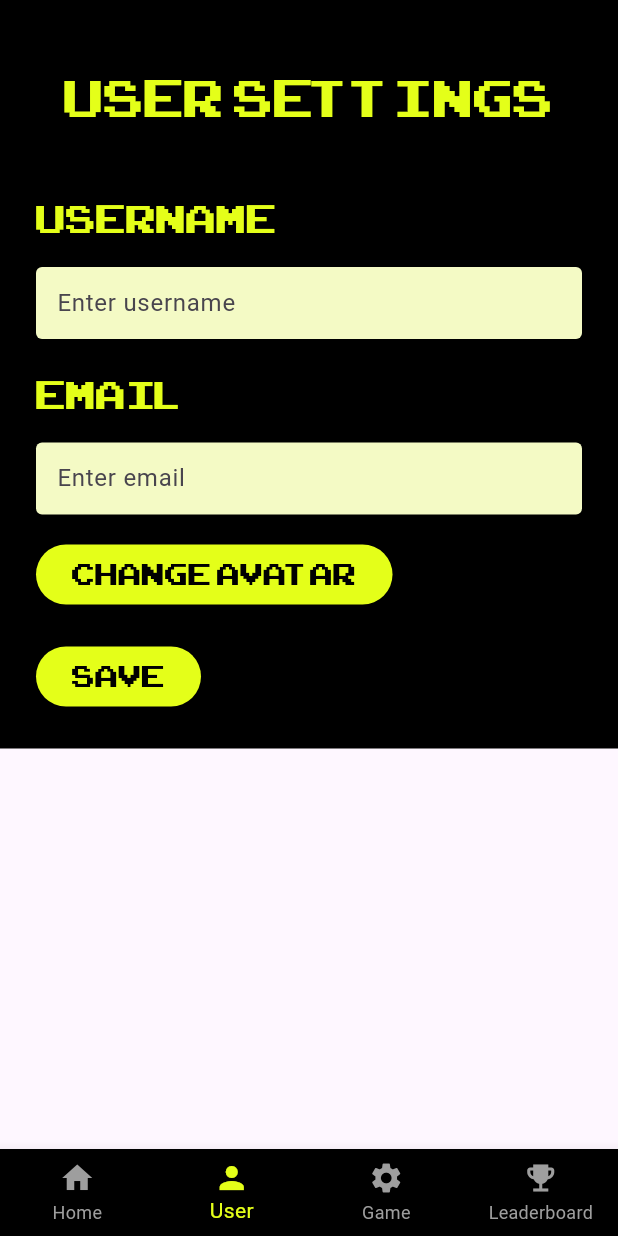
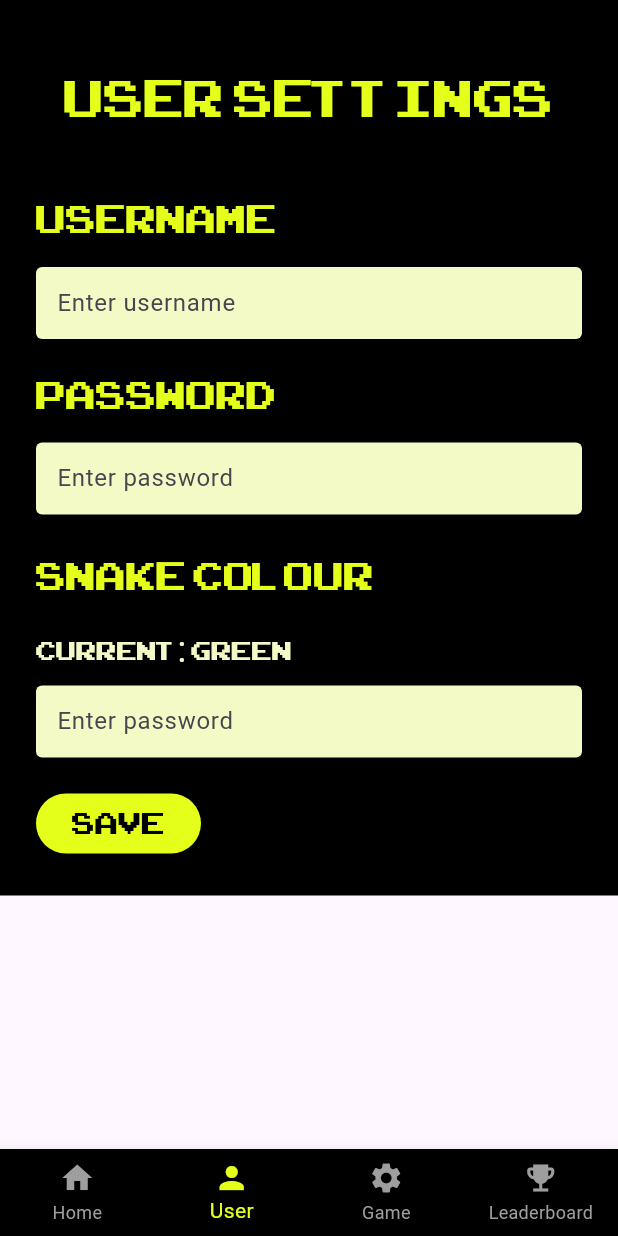
Before and after one commit to maxwelldinsmore/flutter_snake_game, a Flutter app: the MainScreen screen opened directly, item 2 of the bottom bar chosen, after a tap on "Save", on a phone screen of 412 x 824 dp. Run offline on Flutter 3.47's test engine with Material 3 defaults, Android fonts, the phone set to English and light mode, and no system bars; our stand-ins replace cloud_firestore, firebase_core; accounts and stored records are empty.

Commit message:
updated user settings

```diff
--- a/lib/screens/home_screen.dart
+++ b/lib/screens/home_screen.dart
@@ -3,9 +3,7 @@ import '../snake_game.dart';
 
 class HomeScreen extends StatelessWidget {
   final Function(int)? onTabChange;
-
   const HomeScreen({super.key, this.onTabChange});
-
   @override
   Widget build(BuildContext context) {
     return Container(
@@ -14,7 +12,7 @@ class HomeScreen extends StatelessWidget {
       child: Column(
         mainAxisAlignment: MainAxisAlignment.center,
         children: [
-          const Text(
+          Text(
             'Snake Game',
             style: TextStyle(
               color: Colors.white,
--- a/lib/screens/user_settings_screen.dart
+++ b/lib/screens/user_settings_screen.dart
@@ -1,4 +1,6 @@
 import 'package:flutter/material.dart';
+import '../tempdata.dart' as temp_data;
+import '../database.dart';
 
 class UserSettingsScreen extends StatefulWidget {
   const UserSettingsScreen({super.key});
@@ -9,17 +11,86 @@ class UserSettingsScreen extends StatefulWidget {
 
 class _UserSettingsScreenState extends State<UserSettingsScreen> {
   final _usernameCtrl = TextEditingController();
-  final _emailCtrl = TextEditingController();
+  final _passwordCtrl = TextEditingController();
+  final _colourCtrl = TextEditingController();
+  final _db = DatabaseService();
+
+  String _currentColour = 'green'; // Default colour
+  bool _isLoading = true;
+  Map<String, dynamic>? _userData;
+
+  @override
+  void initState() {
+    super.initState();
+    _loadUserData();
+  }
+
+  Future<void> _loadUserData() async {
+    if (temp_data.userId.isEmpty) {
+      setState(() => _isLoading = false);
+      return;
+    }
+
+    try {
+      final data = await _db.getUserdataById(temp_data.userId);
+      if (data != null && mounted) {
+        setState(() {
+          _userData = data;
+          _usernameCtrl.text = data['username'] ?? temp_data.currentUsername;
+          _passwordCtrl.text = data['password'] ?? '';
+          _colourCtrl.text = data['colour'] ?? 'green'; // Default to green if no colour set
+          _isLoading = false;
+        });
+      }
+    } catch (e) {
+      if (mounted) {
+        setState(() => _isLoading = false);
+      }
+    }
+  }
+
+  Future<void> _saveSettings() async {
+    if (temp_data.userId.isEmpty) return;
+
+    try {
+      await _db.updateUserdata(temp_data.userId, {
+        'username': _usernameCtrl.text,
+        'password': _passwordCtrl.text,
+        'colour': _currentColour,
+      });
+
+      if (mounted) {
+        ScaffoldMessenger.of(context).showSnackBar(
+          const SnackBar(content: Text('Settings saved successfully')),
+        );
+      }
+    } catch (e) {
+      if (mounted) {
+        ScaffoldMessenger.of(context).showSnackBar(
+          SnackBar(content: Text('Error saving settings: $e')),
+        );
+      }
+    }
+  }
 
   @override
   void dispose() {
     _usernameCtrl.dispose();
-    _emailCtrl.dispose();
+    _passwordCtrl.dispose();
     super.dispose();
   }
 
   @override
   Widget build(BuildContext context) {
+    if (_isLoading) {
+      return Container(
+        color: Colors.black,
+        child: const Center(
+          child: CircularProgressIndicator(color: Color(0xFFE4FF19)),
+        ),
+      );
+    }
+
     return Container(
       color: Colors.black,
       padding: const EdgeInsets.all(24.0),
@@ -61,7 +132,7 @@ class _UserSettingsScreenState extends State<UserSettingsScreen> {
             ),
             const SizedBox(height: 12),
             const Text(
-              'Email',
+              'password',
               style: TextStyle(
                 color: Color(0xFFE4FF19),
                 fontSize: 36,
@@ -70,33 +141,51 @@ class _UserSettingsScreenState extends State<UserSettingsScreen> {
             ),
             const SizedBox(height: 6),
             TextField(
-              controller: _emailCtrl,
-              keyboardType: TextInputType.emailAddress,
+              controller: _passwordCtrl,
+              keyboardType: TextInputType.visiblePassword,
               style: const TextStyle(color: Colors.black),
               decoration: const InputDecoration(
                 filled: true,
                 fillColor: Color(0xFFF4FAC5),
-                hintText: 'Enter email',
+                hintText: 'Enter password',
                 border: OutlineInputBorder(borderSide: BorderSide.none),
                 contentPadding: EdgeInsets.all(10),
               ),
             ),
             const SizedBox(height: 16),
-            ElevatedButton(
-              onPressed: () {
-                // Change avatar logic
-              },
-              style: ElevatedButton.styleFrom(
-                backgroundColor: const Color(0xFFE4FF19),
-                foregroundColor: Colors.black,
+            const Text(
+              'Snake Colour',
+              style: TextStyle(
+                color: Color(0xFFE4FF19),
+                fontSize: 36,
+                fontFamily: 'arcade',
               ),
-              child: const Text('Change Avatar', style: TextStyle(fontSize: 28, fontFamily: 'arcade')),
+            ),
+            const SizedBox(height: 6),
+            Text(
+              'Current: $_currentColour',
+              style: const TextStyle(
+                color: Color(0xFFF4FAC5),
+                fontSize: 24,
+                fontFamily: 'arcade',
+              ),
+            ),
+            const SizedBox(height: 6),
+            TextField(
+              controller: _colourCtrl,
+              keyboardType: TextInputType.visiblePassword,
+              style: const TextStyle(color: Colors.black),
+              decoration: const InputDecoration(
+                filled: true,
+                fillColor: Color(0xFFF4FAC5),
+                hintText: 'Enter password',
+                border: OutlineInputBorder(borderSide: BorderSide.none),
+                contentPadding: EdgeInsets.all(10),
+              ),
             ),
             const SizedBox(height: 20),
             ElevatedButton(
-              onPressed: () {
-                // Save settings logic
-              },
+              onPressed: _saveSettings,
               style: ElevatedButton.styleFrom(
                 backgroundColor: const Color(0xFFE4FF19),
                 foregroundColor: Colors.black,
--- a/lib/tempdata.dart
+++ b/lib/tempdata.dart
@@ -3,5 +3,5 @@
 // Retrieved 2025-11-26, License - CC BY-SA 4.0
 
 bool isLoggedIn = false;
-String currentUsername = '';
+String currentUsername = 'null';
 String userId = '';
```
Also changed, not shown: 1 other file.
